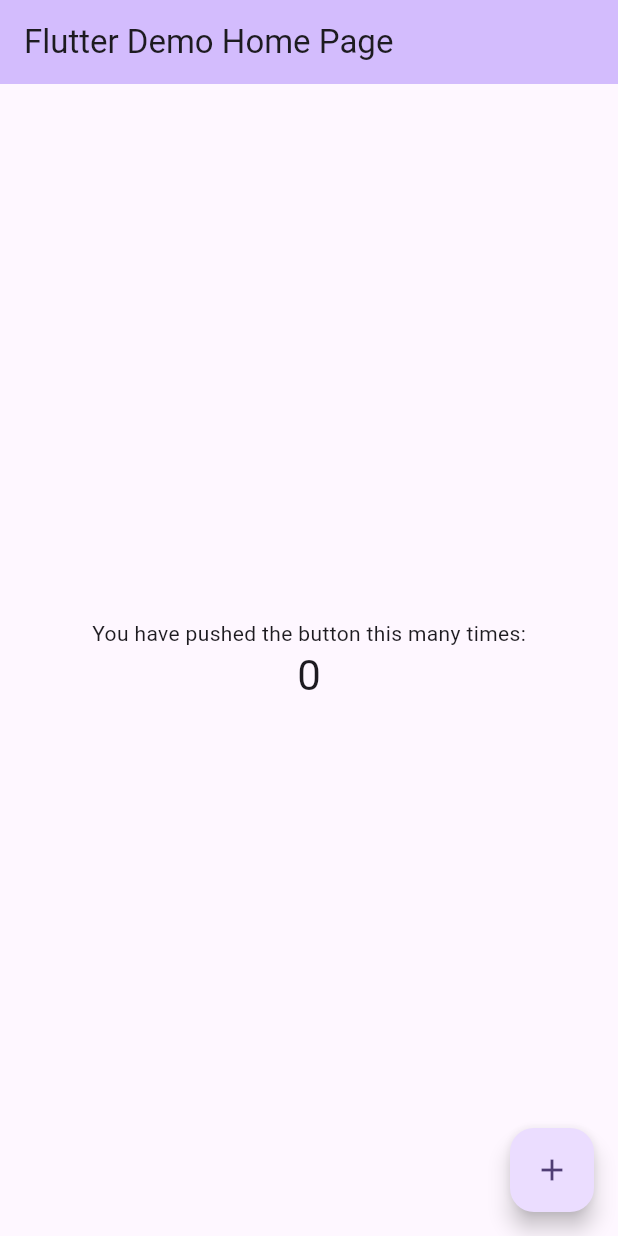
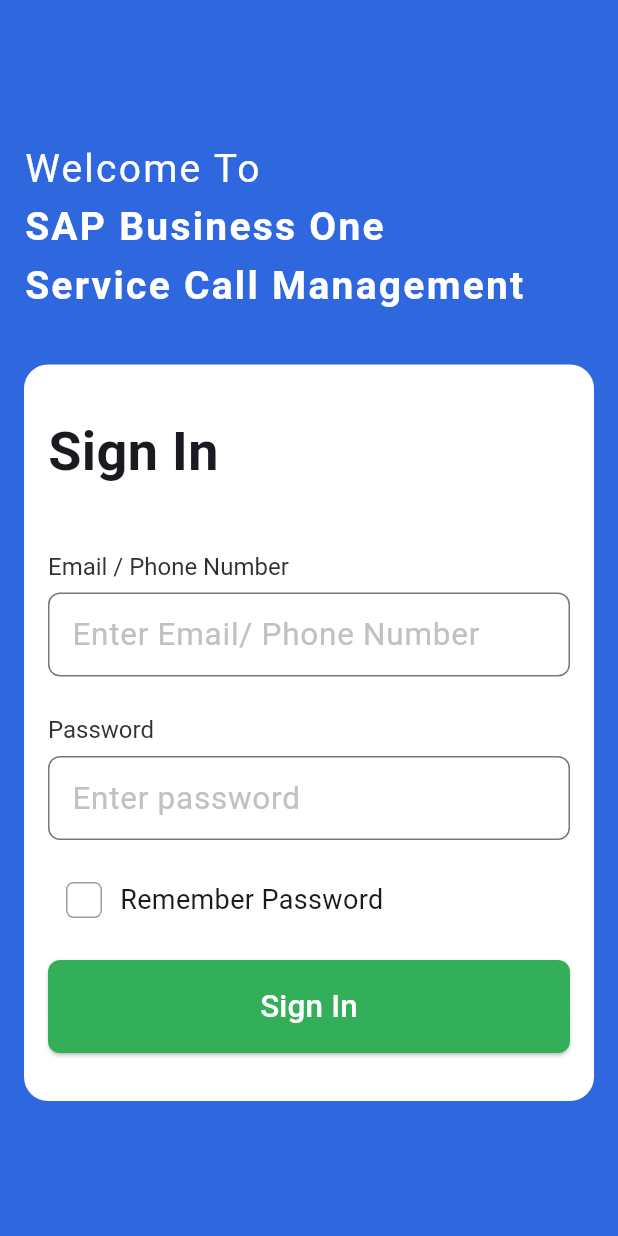
Before and after one commit to Ritik0110/service_management, a Flutter app: the screen it shows after launch, on a phone screen of 412 x 824 dp. Run offline on Flutter 3.47's test engine with Material 3 defaults, Android fonts, the phone set to English and light mode, and no system bars; our stand-ins replace easy_date_timeline, get.

Commit message:
added sign in and home screen

```diff
--- a/lib/main.dart
+++ b/lib/main.dart
@@ -1,4 +1,7 @@
 import 'package:flutter/material.dart';
+import 'package:get/get.dart';
+import 'package:service_call_management/screens/SignInScreen/sign_in_screen.dart';
+
 
 void main() {
   runApp(const MyApp());
@@ -10,101 +13,39 @@
   // This widget is the root of your application.
   @override
   Widget build(BuildContext context) {
-    return MaterialApp(
+    return GetMaterialApp(
+      debugShowCheckedModeBanner: false,
+      builder: (context, child) {
+        return MediaQuery(
+          data: MediaQuery.of(context).copyWith(
+            // Change this value to adjust scaling
+            textScaleFactor: 1.5,
+            //textScaler: const TextScaler.linear(1.5)
+          ),
+          child: child!,
+        );
+      },
       title: 'Flutter Demo',
       theme: ThemeData(
-        colorScheme: ColorScheme.fromSeed(seedColor: Colors.deepPurple),
+        iconButtonTheme: IconButtonThemeData(
+          style: ButtonStyle(
+             foregroundColor: MaterialStatePropertyAll(Colors.white)
+          )
+        ),
+        appBarTheme:  const AppBarTheme(
+          backgroundColor: Color(0xFF2f67de),
+          centerTitle: false,
+          foregroundColor: Colors.white,
+          titleTextStyle: TextStyle(
+            color: Colors.white,
+            fontSize: 18,
+            fontWeight: FontWeight.w500,
+          ),
+        ),
+        colorScheme: ColorScheme.fromSeed(seedColor: Color(0xFF2f67de)),
         useMaterial3: true,
       ),
-      home: const MyHomePage(title: 'Flutter Demo Home Page'),
+      home: const SignInScreen(),
     );
   }
 }
-
-class MyHomePage extends StatefulWidget {
-  const MyHomePage({super.key, required this.title});
-
-  // This widget is the home page of your application. It is stateful, meaning
-  // that it has a State object (defined below) that contains fields that affect
-  // how it looks.
-
-  // This class is the configuration for the state. It holds the values (in this
-  // case the title) provided by the parent (in this case the App widget) and
-  // used by the build method of the State. Fields in a Widget subclass are
-  // always marked "final".
-
-  final String title;
-
-  @override
-  State<MyHomePage> createState() => _MyHomePageState();
-}
-
-class _MyHomePageState extends State<MyHomePage> {
-  int _counter = 0;
-
-  void _incrementCounter() {
-    setState(() {
-      // This call to setState tells the Flutter framework that something has
-      // changed in this State, which causes it to rerun the build method below
-      // so that the display can reflect the updated values. If we changed
-      // _counter without calling setState(), then the build method would not be
-      // called again, and so nothing would appear to happen.
-      _counter++;
-    });
-  }
-
-  @override
-  Widget build(BuildContext context) {
-    // This method is rerun every time setState is called, for instance as done
-    // by the _incrementCounter method above.
-    //
-    // The Flutter framework has been optimized to make rerunning build methods
-    // fast, so that you can just rebuild anything that needs updating rather
-    // than having to individually change instances of widgets.
-    return Scaffold(
-      appBar: AppBar(
-        // TRY THIS: Try changing the color here to a specific color (to
-        // Colors.amber, perhaps?) and trigger a hot reload to see the AppBar
-        // change color while the other colors stay the same.
-        backgroundColor: Theme.of(context).colorScheme.inversePrimary,
-        // Here we take the value from the MyHomePage object that was created by
-        // the App.build method, and use it to set our appbar title.
-        title: Text(widget.title),
-      ),
-      body: Center(
-        // Center is a layout widget. It takes a single child and positions it
-        // in the middle of the parent.
-        child: Column(
-          // Column is also a layout widget. It takes a list of children and
-          // arranges them vertically. By default, it sizes itself to fit its
-          // children horizontally, and tries to be as tall as its parent.
-          //
-          // Column has various properties to control how it sizes itself and
-          // how it positions its children. Here we use mainAxisAlignment to
-          // center the children vertically; the main axis here is the vertical
-          // axis because Columns are vertical (the cross axis would be
-          // horizontal).
-          //
-          // TRY THIS: Invoke "debug painting" (choose the "Toggle Debug Paint"
-          // action in the IDE, or press "p" in the console), to see the
-          // wireframe for each widget.
-          mainAxisAlignment: MainAxisAlignment.center,
-          children: <Widget>[
-            const Text(
-              'You have pushed the button this many times:',
-            ),
-            Text(
-              '$_counter',
-              style: Theme.of(context).textTheme.headlineMedium,
-            ),
-          ],
-        ),
-      ),
-      floatingActionButton: FloatingActionButton(
-        onPressed: _incrementCounter,
-        tooltip: 'Increment',
-        child: const Icon(Icons.add),
-      ), // This trailing comma makes auto-formatting nicer for build methods.
-    );
-  }
-}
--- /dev/null
+++ b/lib/screens/SignInScreen/sign_in_screen.dart
@@ -0,0 +1,274 @@
+import 'package:flutter/material.dart';
+import 'package:get/get.dart';
+import 'package:get/get_core/src/get_main.dart';
+import 'package:service_call_management/screens/HomeScreen/home_screen.dart';
+
+class SignInScreen extends StatelessWidget {
+  const SignInScreen({super.key});
+
+  @override
+  Widget build(BuildContext context) {
+    Color backGroundColor = const Color(0xFF2f67de);
+    Color greenButtonBackgroundColor = const Color(0xFF33af59);
+
+    return Scaffold(
+      backgroundColor: backGroundColor,
+      body: SafeArea(
+        child: Center(
+          child: SingleChildScrollView(
+            child: Padding(
+              padding: const EdgeInsets.symmetric(horizontal: 16, vertical: 24),
+              child: Column(
+                crossAxisAlignment: CrossAxisAlignment.start,
+                children: [
+
+                  RichText(
+                    text: const TextSpan(
+                        style: TextStyle(
+                          letterSpacing: 1.5,
+                          height: 1.5,
+                          fontSize: 26,
+                          color: Colors.white,
+                        ),
+                        children: [
+                          TextSpan(
+                            text: 'Welcome To\n',
+                            style: TextStyle(
+                              fontWeight: FontWeight.w400,
+                            ),
+                          ),
+                          TextSpan(
+                            text: 'SAP Business One\nService Call Management',
+                            style: TextStyle(
+                              fontWeight: FontWeight.bold,
+                            ),
+                          ),
+                        ]),
+                  ),
+                  const SizedBox(
+                    height: 36,
+                  ),
+                  Container(
+                    alignment: Alignment.center,
+                    decoration: BoxDecoration(
+                      color: Colors.white,
+                      borderRadius: BorderRadius.circular(16),
+                    ),
+                    padding: const EdgeInsets.symmetric(horizontal: 16, vertical: 32),
+                    child: Column(
+                      crossAxisAlignment: CrossAxisAlignment.start,
+                      children: [
+                        const Text(
+                          'Sign In',
+                          style: TextStyle(
+                            fontSize: 24,
+                            fontWeight: FontWeight.bold,
+                          ),
+                        ),
+                        const SizedBox(
+                          height: 16,
+                        ),
+                        const CustomTextFormField(title: "Email / Phone Number ", isRequired: false,hint: "Enter Email/ Phone Number",),
+                        const CustomTextFormField(title: "Password", isRequired: false,hint: "Enter password",suffix_icon: Icon(Icons.visibility_off_outlined),),
+                        const SizedBox(
+                          height: 16,
+                        ),
+                        Row(
+                          children: [
+                            Checkbox(
+
+                              side: const BorderSide(strokeAlign: 5,color: Colors.grey,width: 1,style: BorderStyle.solid),
+                              value: false, onChanged: (value) {
+
+                            },),
+
+                               const Text(
+                                'Remember Password',
+                                style: TextStyle(
+                                  fontSize: 12,
+                                  fontWeight: FontWeight.normal,
+                                ),
+                              ),
+
+
+                          ],
+                        ),
+                        const SizedBox(
+                          height: 16,
+                        ),
+                        ElevatedButton(
+                          style: ElevatedButton.styleFrom(
+                            backgroundColor: greenButtonBackgroundColor,
+                            foregroundColor: Colors.white,
+                            shape: RoundedRectangleBorder(
+                              borderRadius: BorderRadius.circular(8),
+                            ),
+                          ),
+                          onPressed: () {
+                          Navigator.of(context).pushAndRemoveUntil(MaterialPageRoute(builder: (context) => HomeScreen(),), (route) => false);
+                          },
+                          child: const Row(
+                            mainAxisAlignment: MainAxisAlignment.center,
+                            children: [
+                              Padding(
+                                padding: EdgeInsets.symmetric(vertical: 16.0),
+                                child: Text('Sign In'),
+                              ),
+                            ],
+                          ),
+                        ),
+                      ],
+                    ),
+                  ),
+                ],
+              ),
+            ),
+          ),
+        ),
+      ),
+    );
+  }
+}
+
+class CustomTextFormField extends StatelessWidget {
+  const CustomTextFormField({
+    Key? key,
+    required this.title,
+    required this.isRequired,
+    this.hint,
+    this.prefix_icon,
+    this.suffix_icon,
+    this.max_line,
+    this.controller,
+    this.validator,
+    this.maxLength,
+    this.inputType,
+    this.isReadOnly,
+    this.autofillHints,
+    this.onTapOutside,
+    this.onChanged,
+    this.prefixText,
+    this.prefixTextStyle,
+    this.fontWeightForTitle,
+  }) : super(key: key);
+  final String title;
+  final bool isRequired;
+  final String? hint;
+  final Iterable<String>? autofillHints;
+  final Widget? prefix_icon;
+  final Widget? suffix_icon;
+  final int? max_line;
+  final int? maxLength;
+  final TextInputType? inputType;
+  final TextEditingController? controller;
+  final FormFieldValidator<String>? validator;
+  final bool? isReadOnly;
+  final TapRegionCallback? onTapOutside;
+  final ValueChanged<String>? onChanged;
+  final String? prefixText;
+  final TextStyle? prefixTextStyle;
+  final FontWeight? fontWeightForTitle;
+  @override
+  Widget build(BuildContext context) {
+    return SizedBox(
+      width: MediaQuery.of(context).size.width,
+      child: Column(
+        crossAxisAlignment: CrossAxisAlignment.start,
+        mainAxisAlignment: MainAxisAlignment.spaceBetween,
+        children: [
+          CustomTextFormFieldLabel(
+            title: title,
+            isRequired: isRequired,
+            fontWeight: fontWeightForTitle,
+          ),
+          TextFormField(
+            onTapOutside: onTapOutside,
+            onChanged: onChanged,
+            autofocus: false,
+            enableSuggestions: true,
+            autofillHints: autofillHints,
+            autovalidateMode: AutovalidateMode.onUserInteraction,
+            readOnly: isReadOnly ?? false,
+            keyboardType: inputType,
+            maxLength: maxLength,
+            validator: validator,
+            controller: controller,
+            style: const TextStyle(
+              fontFamily: "Roboto",
+              fontWeight: FontWeight.normal,
+              color: Color(0xFF323232),
+              fontSize: 14,
+            ),
+            decoration: InputDecoration(
+              contentPadding: const EdgeInsets.symmetric(horizontal: 12, vertical: 12),
+              border: OutlineInputBorder(
+                borderRadius: BorderRadius.circular(8),
+              ),
+              prefixText: prefixText,
+              prefixStyle: prefixTextStyle,
+              hintText: hint,
+              hintStyle: const TextStyle(
+                  fontFamily: "Roboto",
+                  fontWeight: FontWeight.normal,
+                  color: Color(0xFFC1C1C1),
+                  fontSize: 14),
+              suffixIcon: suffix_icon,
+              counterText: "",
+              prefixIcon: prefix_icon,
+            ),
+            maxLines: max_line ?? 1,
+          ),
+        ],
+      ),
+    );
+  }
+}
+
+class CustomTextFormFieldLabel extends StatelessWidget {
+  const CustomTextFormFieldLabel(
+      {Key? key,
+      required this.title,
+      required this.isRequired,
+      this.fontWeight})
+      : super(key: key);
+  final String title;
+  final bool isRequired;
+  final FontWeight? fontWeight;
+  @override
+  Widget build(BuildContext context) {
+    return Column(
+      crossAxisAlignment: CrossAxisAlignment.start,
+      mainAxisAlignment: MainAxisAlignment.spaceBetween,
+      children: [
+        const SizedBox(
+          height: 26,
+        ),
+        RichText(
+          text: TextSpan(children: [
+            TextSpan(
+              text: title,
+              style: TextStyle(
+                  fontSize: 16,
+                  fontWeight: fontWeight ?? FontWeight.normal,
+                  color: Color(0xFF323232),
+                  fontFamily: "Roboto"),
+            ),
+            isRequired
+                ? const TextSpan(
+                    text: "*",
+                    style: TextStyle(
+                        fontSize: 16,
+                        fontWeight: FontWeight.normal,
+                        color: Color(0xFFFF0000),
+                        fontFamily: "Roboto"),
+                  )
+                : const TextSpan(),
+          ]),
+        ),
+        const SizedBox(
+          height: 8,
+        ),
+      ],
+    );
+  }
+}
--- a/pubspec.yaml
+++ b/pubspec.yaml
@@ -39,6 +39,7 @@
   fluttertoast: ^8.2.4
   cached_network_image: ^3.3.1
   shared_preferences: ^2.2.2
+  easy_date_timeline: ^0.0.7
 
 dev_dependencies:
   flutter_test:
```
Also changed, not shown: lib/screens/HomeScreen/home_screen.dart (added, +198 -0 lines), pubspec.lock, 1 other file.
